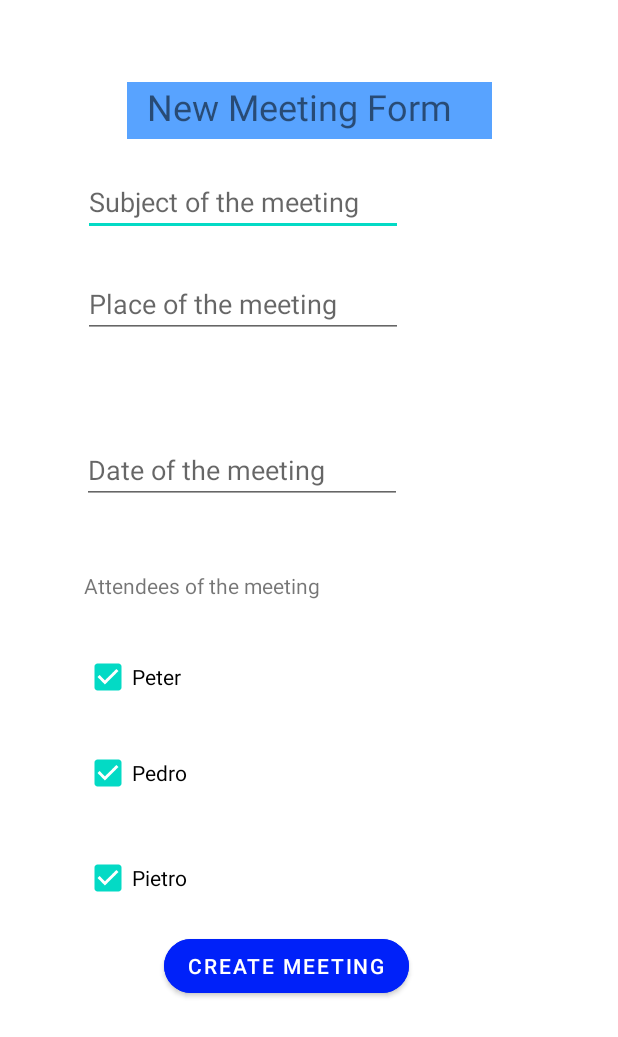
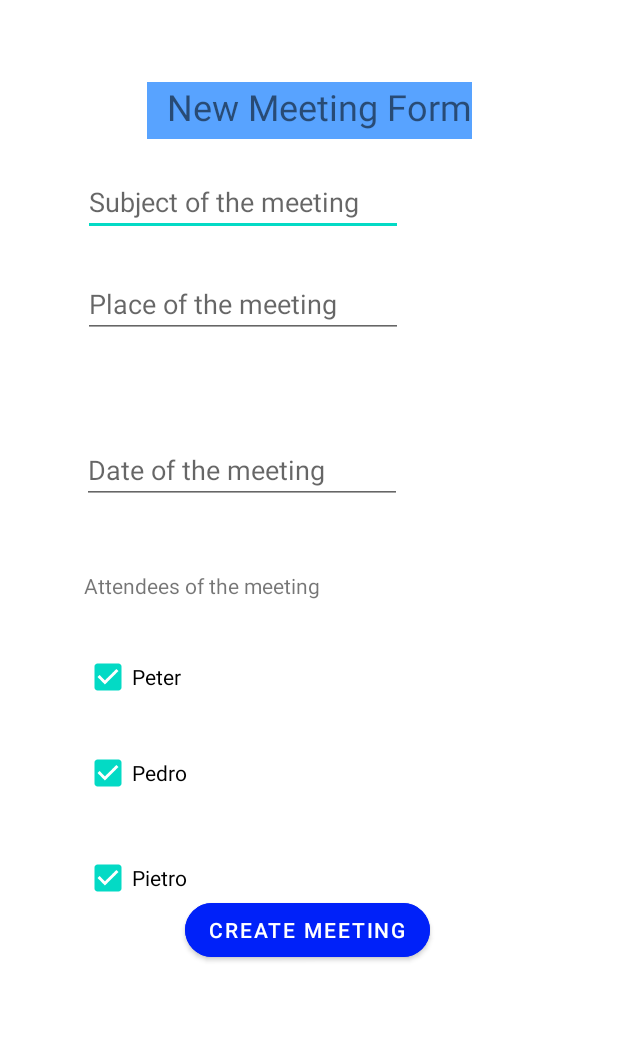
Before and after one commit to vigneaud-khalid/Ma_reu, an Android app: the AddMeetingActivity screen opened directly, with no data from a screen before it, on a phone screen of 412 x 824 dp. Shown: the top 1037 px of the screen. Run offline under Robolectric (Android 15) with nearby library versions, the phone set to English and light mode, and no system bars; our stand-ins replace ButterKnife.

Commit message:
responsive

```diff
--- a/app/src/main/res/layout/activity_add_meeting.xml
+++ b/app/src/main/res/layout/activity_add_meeting.xml
@@ -9,13 +9,13 @@
 
     <TextView
         android:id="@+id/title"
-        android:layout_width="243dp"
+        android:layout_width="wrap_content"
         android:layout_height="38dp"
         android:layout_marginStart="20dp"
         android:layout_marginTop="24dp"
         android:layout_marginEnd="20dp"
+        android:background="#58A3FF"
         android:paddingLeft="13dp"
-        android:background="#58A3FF"
         android:text="@string/title"
         android:textSize="24dp"
         app:layout_constraintBottom_toBottomOf="parent"
@@ -119,17 +119,15 @@
         android:id="@+id/confirm_add_button"
         android:layout_width="wrap_content"
         android:layout_height="wrap_content"
-        android:layout_marginTop="620dp"
+        android:layout_marginTop="596dp"
         android:backgroundTint="#0021F9"
         android:onClick="submitButtonHandler"
         android:text="Create Meeting"
+        app:cornerRadius="20dp"
         app:layout_constraintEnd_toEndOf="parent"
-        app:layout_constraintHorizontal_bias="0.439"
+        app:layout_constraintHorizontal_bias="0.495"
         app:layout_constraintStart_toStartOf="parent"
-        app:layout_constraintTop_toTopOf="parent"
-        app:cornerRadius="20dp"/>
-
-
+        app:layout_constraintTop_toTopOf="parent" />
 
 
 </androidx.constraintlayout.widget.ConstraintLayout>
--- a/app/src/main/res/layout/activity_list_meeting.xml
+++ b/app/src/main/res/layout/activity_list_meeting.xml
@@ -25,8 +25,8 @@
     <androidx.fragment.app.FragmentContainerView
         android:id="@+id/fragment_container_view"
         android:name="com.khalid.mareu.ui.MeetingFragment"
-        android:layout_width="411dp"
-        android:layout_height="672dp"
+        android:layout_width="match_parent"
+        android:layout_height="match_parent"
         android:layout_marginTop="56dp"
         app:layout_constraintBottom_toBottomOf="parent"
         app:layout_constraintEnd_toEndOf="parent"
```
Also changed, not shown: app/src/main/res/layout/fragment_meeting.xml (+13 -8 lines).
